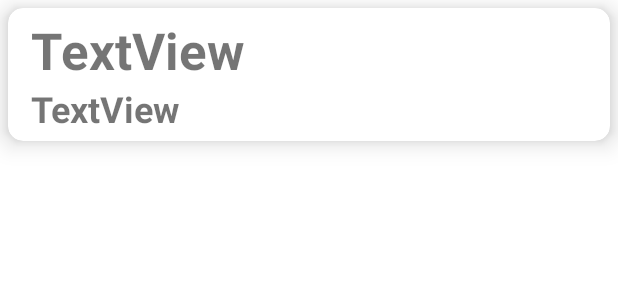
After one commit to Akshansh0812/StudentRegisterApp, an Android app: the layout list_item.xml on its own in the app's theme, with its tools: preview values and no code run, on a phone screen of 412 x 824 dp. The commit adds this screen. Shown: the top 300 px of the screen. Run offline under Robolectric (Android 15) with nearby library versions, the phone set to English and light mode, and no system bars.

Commit message:
Add recycler view

```diff
--- a/app/src/main/java/com/example/studentregister/db/Student.kt
+++ b/app/src/main/java/com/example/studentregister/db/Student.kt
@@ -7,11 +7,14 @@ import androidx.room.PrimaryKey
 
 @Entity(tableName = "student_data_table")
 data class Student (
+
     @PrimaryKey(autoGenerate = true)
     @ColumnInfo(name = "student_id")
     var id : Int,
+
     @ColumnInfo(name = "student_name")
     var name : String,
+
     @ColumnInfo(name = "student_email")
     var email : String
     )
--- a/app/src/main/java/com/example/studentregister/db/StudentDao.kt
+++ b/app/src/main/java/com/example/studentregister/db/StudentDao.kt
@@ -16,7 +16,7 @@ interface StudentDao {
     suspend fun deleteStudent(student :Student)
 
 
-    @Query("SELECT * FROM student_data_table")
+    @Query("select * from student_data_table")
     fun getAllStudent():LiveData<List<Student>>
 
 
--- a/app/src/main/res/layout/activity_main.xml
+++ b/app/src/main/res/layout/activity_main.xml
@@ -2,7 +2,6 @@
 <LinearLayout xmlns:android="http://schemas.android.com/apk/res/android"
     xmlns:app="http://schemas.android.com/apk/res-auto"
     xmlns:tools="http://schemas.android.com/tools"
-    android:id="@+id/rvStudent"
     android:layout_width="match_parent"
     android:layout_height="match_parent"
     android:layout_margin="15dp"
@@ -32,7 +31,7 @@
         android:orientation="horizontal">
 
         <Button
-            android:id="@+id/btnButton"
+            android:id="@+id/btnSave"
             android:layout_width="0dp"
             android:layout_height="wrap_content"
             android:layout_weight="1"
@@ -50,6 +49,7 @@
     </LinearLayout>
 
     <androidx.recyclerview.widget.RecyclerView
+        android:id="@+id/rvStudent"
         android:layout_width="match_parent"
         android:layout_height="0dp"
         android:layout_marginTop="10dp"
--- /dev/null
+++ b/app/src/main/res/layout/list_item.xml
@@ -0,0 +1,34 @@
+<?xml version="1.0" encoding="utf-8"?>
+<androidx.cardview.widget.CardView xmlns:android="http://schemas.android.com/apk/res/android"
+    xmlns:app="http://schemas.android.com/apk/res-auto"
+    android:layout_width="match_parent"
+    android:layout_height="wrap_content"
+    android:layout_margin="5dp"
+    app:cardCornerRadius="10dp"
+    app:cardElevation="10dp" >
+
+    <LinearLayout
+        android:layout_width="match_parent"
+        android:layout_height="match_parent"
+        android:layout_margin="5dp"
+        android:orientation="vertical">
+
+        <TextView
+            android:id="@+id/tvName"
+            android:layout_width="match_parent"
+            android:layout_height="wrap_content"
+            android:layout_marginLeft="10dp"
+            android:text="TextView"
+            android:textSize="34sp"
+            android:textStyle="bold" />
+
+        <TextView
+            android:id="@+id/tvEmail"
+            android:layout_width="match_parent"
+            android:layout_height="wrap_content"
+            android:layout_marginLeft="10dp"
+            android:text="TextView"
+            android:textSize="24sp"
+            android:textStyle="bold" />
+    </LinearLayout>
+</androidx.cardview.widget.CardView>
```
Also changed, not shown: app/src/main/java/com/example/studentregister/MainActivity.kt (+63 -0 lines), app/src/main/java/com/example/studentregister/db/StudentRecyclerViewAdapter.kt (added, +41 -0 lines), app/src/main/java/com/example/studentregister/db/StudentViewModel.kt (added, +20 -0 lines), app/src/main/java/com/example/studentregister/db/StudentViewModelFactory.kt (added, +15 -0 lines).
